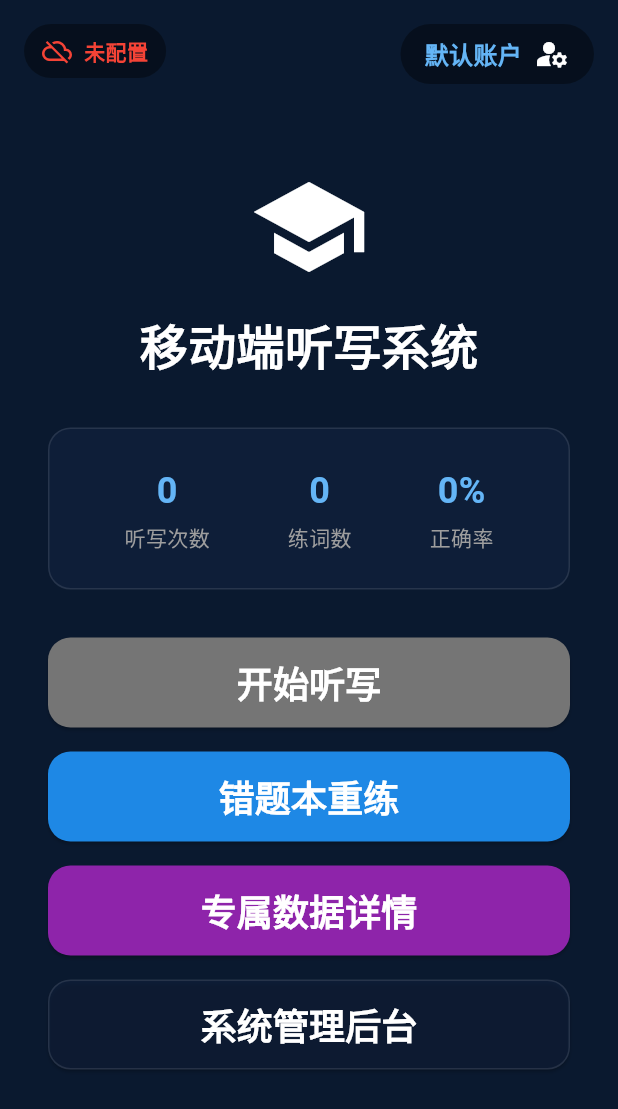
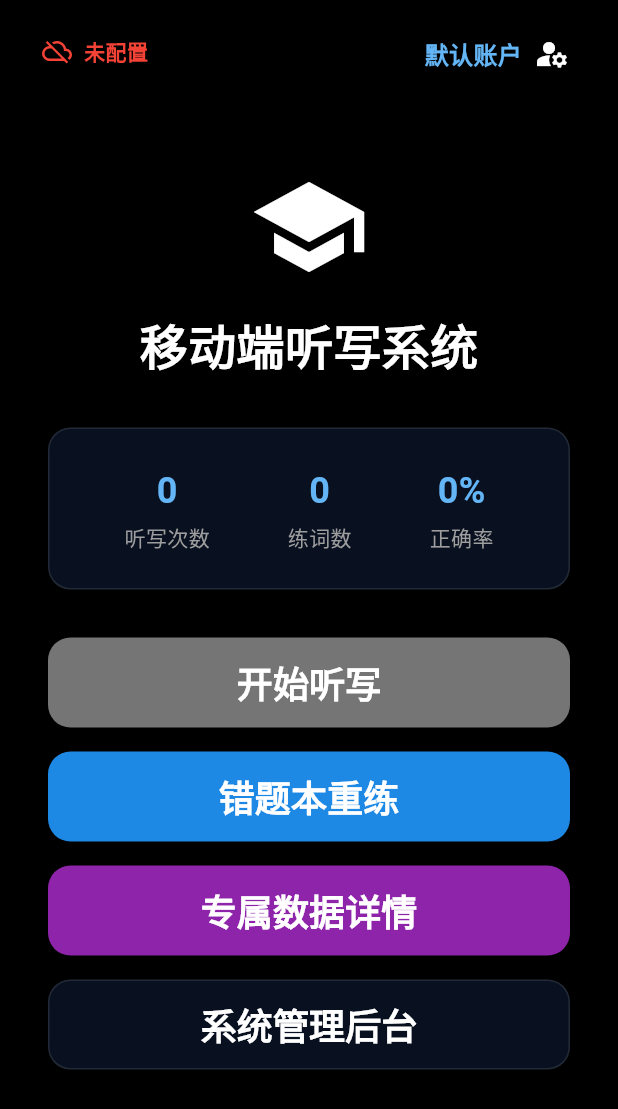
Before and after one commit to whmdg20090421/English-dictation, a Flutter app: the screen it shows after launch, on a phone screen of 412 x 824 dp. Shown: the top 1109 px of the screen. Run offline on Flutter 3.47's test engine with Material 3 defaults, Android fonts, the phone set to English and light mode, and no system bars; our stand-ins replace dio, flutter_tts, shared_preferences, sqflite_sqlcipher, video_player; missing offline and left inert: encrypt; accounts and stored records are empty; network calls fail.

```diff
--- a/english_dictation_flutter/lib/main.dart
+++ b/english_dictation_flutter/lib/main.dart
@@ -113,6 +113,25 @@ class EnglishDictationApp extends StatelessWidget {
           theme: themeProvider.currentThemeData,
           home: const SplashScreen(),
           debugShowCheckedModeBanner: false,
+          builder: (context, child) {
+            if (themeProvider.themeMode == ThemeModeType.cyberpunk) {
+              return Container(
+                decoration: const BoxDecoration(
+                  gradient: LinearGradient(
+                    colors: [
+                      Color(0xFF0D0221), // Deep dark purple
+                      Color(0xFF1A0B2E), // Darker purple
+                      Color(0xFF0F0014), // Almost black purple
+                    ],
+                    begin: Alignment.topLeft,
+                    end: Alignment.bottomRight,
+                  ),
+                ),
+                child: child,
+              );
+            }
+            return child!;
+          },
         );
       },
     );
--- a/english_dictation_flutter/lib/theme.dart
+++ b/english_dictation_flutter/lib/theme.dart
@@ -60,8 +60,8 @@ class AppTheme {
       primaryColor: Colors.blue,
       scaffoldBackgroundColor: Colors.white,
       appBarTheme: const AppBarTheme(
-        backgroundColor: Colors.blue,
-        foregroundColor: Colors.white,
+        backgroundColor: Colors.white,
+        foregroundColor: Colors.black,
         elevation: 0,
         centerTitle: true,
       ),
@@ -95,10 +95,10 @@ class AppTheme {
         ),
       ),
       textTheme: const TextTheme(
-        headlineLarge: TextStyle(color: Colors.black87, fontWeight: FontWeight.bold),
-        titleLarge: TextStyle(color: Colors.black87, fontWeight: FontWeight.w600),
-        bodyLarge: TextStyle(color: Colors.black87),
-        bodyMedium: TextStyle(color: Colors.black54),
+        headlineLarge: TextStyle(color: Colors.black, fontWeight: FontWeight.bold),
+        titleLarge: TextStyle(color: Colors.black, fontWeight: FontWeight.w600),
+        bodyLarge: TextStyle(color: Colors.black),
+        bodyMedium: TextStyle(color: Colors.black87),
       ),
     );
   }
@@ -106,26 +106,26 @@ class AppTheme {
   static ThemeData get darkTheme {
     return ThemeData(
       brightness: Brightness.dark,
-      primaryColor: primaryBlue,
-      scaffoldBackgroundColor: primaryBlue,
+      primaryColor: Colors.black,
+      scaffoldBackgroundColor: Colors.black,
       appBarTheme: const AppBarTheme(
-        backgroundColor: Colors.transparent,
-        foregroundColor: Colors.white,
+        backgroundColor: Colors.black,
+        foregroundColor: Colors.white70,
         elevation: 0,
         centerTitle: true,
       ),
       tabBarTheme: const TabBarThemeData(
-        labelColor: accentCyan,
+        labelColor: Colors.white,
         unselectedLabelColor: Colors.white54,
-        indicatorColor: accentCyan,
+        indicatorColor: Colors.white,
       ),
       colorScheme: const ColorScheme.dark(
-        primary: primaryBlue,
-        secondary: accentCyan,
-        surface: secondaryBlue,
+        primary: Colors.black,
+        secondary: Colors.white70,
+        surface: Color(0xFF111111),
       ),
       cardTheme: CardThemeData(
-        color: Colors.white.withOpacity(0.05),
+        color: const Color(0xFF1A1A1A),
         elevation: 0,
         shape: RoundedRectangleBorder(
           borderRadius: BorderRadius.circular(16),
@@ -134,18 +134,18 @@ class AppTheme {
       ),
       elevatedButtonTheme: ElevatedButtonThemeData(
         style: ElevatedButton.styleFrom(
-          backgroundColor: accentCyan.withOpacity(0.2),
-          foregroundColor: accentCyan,
+          backgroundColor: Colors.white.withOpacity(0.1),
+          foregroundColor: Colors.white70,
           shape: RoundedRectangleBorder(
             borderRadius: BorderRadius.circular(12),
-            side: BorderSide(color: accentCyan.withOpacity(0.5)),
+            side: BorderSide(color: Colors.white.withOpacity(0.3)),
           ),
           padding: const EdgeInsets.symmetric(horizontal: 24, vertical: 12),
         ),
       ),
       textTheme: const TextTheme(
-        headlineLarge: TextStyle(color: Colors.white, fontWeight: FontWeight.bold),
-        titleLarge: TextStyle(color: Colors.white, fontWeight: FontWeight.w600),
+        headlineLarge: TextStyle(color: Colors.white70, fontWeight: FontWeight.bold),
+        titleLarge: TextStyle(color: Colors.white70, fontWeight: FontWeight.w600),
         bodyLarge: TextStyle(color: Colors.white70),
         bodyMedium: TextStyle(color: Colors.white60),
       ),
@@ -156,12 +156,11 @@ class AppTheme {
     return ThemeData(
       brightness: Brightness.dark,
       primaryColor: cyberBackground,
-      scaffoldBackgroundColor: cyberBackground,
+      scaffoldBackgroundColor: Colors.transparent, // Background will be handled by a Container with gradient
       appBarTheme: const AppBarTheme(
-        backgroundColor: cyberSurface,
-        foregroundColor: cyberNeonPink,
-        elevation: 4,
-        shadowColor: cyberNeonPink,
+        backgroundColor: Colors.transparent,
+        foregroundColor: cyberNeonCyan,
+        elevation: 0,
         centerTitle: true,
       ),
       tabBarTheme: const TabBarThemeData(
@@ -172,36 +171,36 @@ class AppTheme {
       colorScheme: const ColorScheme.dark(
         primary: cyberNeonCyan,
         secondary: cyberNeonPink,
-        surface: cyberSurface,
+        surface: Colors.transparent,
       ),
       cardTheme: CardThemeData(
-        color: cyberSurface,
+        color: cyberSurface.withOpacity(0.6),
         elevation: 8,
         shadowColor: cyberNeonCyan.withOpacity(0.5),
         shape: RoundedRectangleBorder(
           borderRadius: BorderRadius.circular(16),
-          side: const BorderSide(color: cyberNeonPink, width: 1.5),
+          side: const BorderSide(color: cyberNeonCyan, width: 1.5),
         ),
       ),
       elevatedButtonTheme: ElevatedButtonThemeData(
         style: ElevatedButton.styleFrom(
           backgroundColor: cyberNeonCyan.withOpacity(0.2),
-          foregroundColor: cyberNeonYellow,
+          foregroundColor: cyberNeonCyan,
           shape: RoundedRectangleBorder(
-            borderRadius: BorderRadius.circular(4), // sharper corners for cyberpunk
+            borderRadius: BorderRadius.circular(4),
             side: const BorderSide(color: cyberNeonCyan, width: 2),
           ),
           padding: const EdgeInsets.symmetric(horizontal: 24, vertical: 12),
         ),
       ),
       textTheme: const TextTheme(
-        headlineLarge: TextStyle(color: cyberNeonPink, fontWeight: FontWeight.bold, shadows: [Shadow(color: cyberNeonPink, blurRadius: 10)]),
+        headlineLarge: TextStyle(color: cyberNeonCyan, fontWeight: FontWeight.bold, shadows: [Shadow(color: cyberNeonCyan, blurRadius: 10)]),
         titleLarge: TextStyle(color: cyberNeonCyan, fontWeight: FontWeight.w600, shadows: [Shadow(color: cyberNeonCyan, blurRadius: 5)]),
-        bodyLarge: TextStyle(color: cyberNeonYellow),
-        bodyMedium: TextStyle(color: Colors.white70),
+        bodyLarge: TextStyle(color: cyberNeonCyan),
+        bodyMedium: TextStyle(color: cyberNeonCyan),
       ),
       inputDecorationTheme: const InputDecorationTheme(
-        labelStyle: TextStyle(color: cyberNeonPink),
+        labelStyle: TextStyle(color: cyberNeonCyan),
         enabledBorder: OutlineInputBorder(borderSide: BorderSide(color: cyberNeonCyan)),
         focusedBorder: OutlineInputBorder(borderSide: BorderSide(color: cyberNeonPink, width: 2)),
       ),
```
